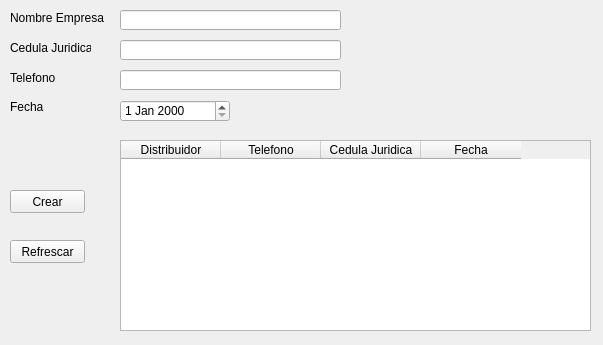
Qt form Proyecto P2/UI/distribuidor.ui (piedrachin/proyecto) before a commit.
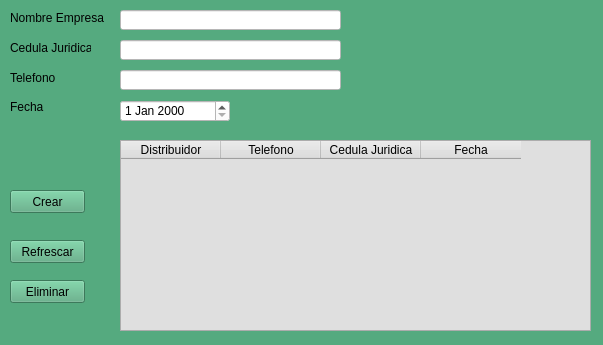
The same form after that commit.

Diff of the .ui file:
```diff
--- a/Proyecto P2/UI/distribuidor.ui
+++ b/Proyecto P2/UI/distribuidor.ui
@@ -13,6 +13,9 @@
   <property name="windowTitle">
    <string>Form</string>
   </property>
+  <property name="styleSheet">
+   <string notr="true">background-color: rgb(85, 170, 127);</string>
+  </property>
   <widget class="QPushButton" name="btn_crear_dist">
    <property name="geometry">
     <rect>
@@ -74,6 +77,9 @@
      <height>20</height>
     </rect>
    </property>
+   <property name="styleSheet">
+    <string notr="true">background-color: rgb(255, 255, 255);</string>
+   </property>
   </widget>
   <widget class="QLineEdit" name="txt_ced_juri_emp">
    <property name="geometry">
@@ -84,6 +90,10 @@
      <height>20</height>
     </rect>
    </property>
+   <property name="styleSheet">
+    <string notr="true">background-color: rgb(255, 255, 255);
+</string>
+   </property>
   </widget>
   <widget class="QLineEdit" name="txt_telefono_emp">
    <property name="geometry">
@@ -94,6 +104,9 @@
      <height>20</height>
     </rect>
    </property>
+   <property name="styleSheet">
+    <string notr="true">background-color: rgb(255, 255, 255);</string>
+   </property>
   </widget>
   <widget class="QTableWidget" name="tbl_distribuidores">
    <property name="geometry">
@@ -104,6 +117,9 @@
      <height>191</height>
     </rect>
    </property>
+   <property name="styleSheet">
+    <string notr="true">background-color: rgb(223, 223, 223);</string>
+   </property>
    <column>
     <property name="text">
      <string>Distribuidor</string>
@@ -134,6 +150,9 @@
      <height>22</height>
     </rect>
    </property>
+   <property name="styleSheet">
+    <string notr="true">background-color: rgb(255, 255, 255);</string>
+   </property>
   </widget>
   <widget class="QLabel" name="label_4">
    <property name="geometry">
@@ -161,6 +180,19 @@
     <string>Refrescar</string>
    </property>
   </widget>
+  <widget class="QPushButton" name="btn_eliminar_dist">
+   <property name="geometry">
+    <rect>
+     <x>10</x>
+     <y>280</y>
+     <width>75</width>
+     <height>23</height>
+    </rect>
+   </property>
+   <property name="text">
+    <string>Eliminar</string>
+   </property>
+  </widget>
  </widget>
  <resources/>
  <connections/>
```
